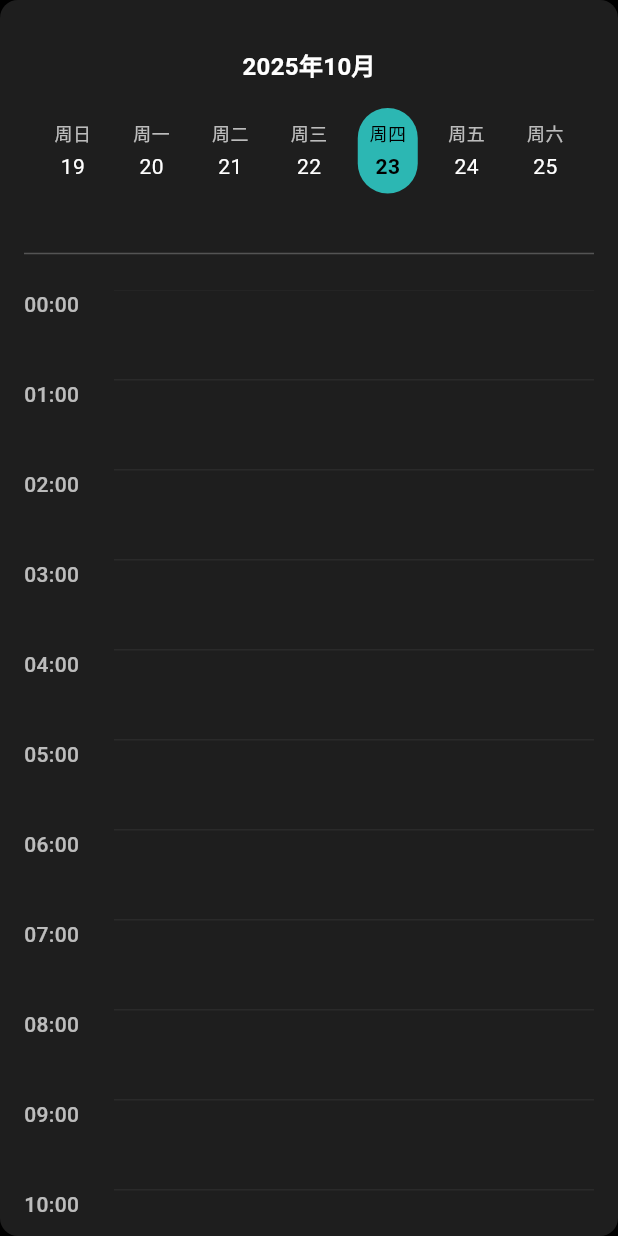
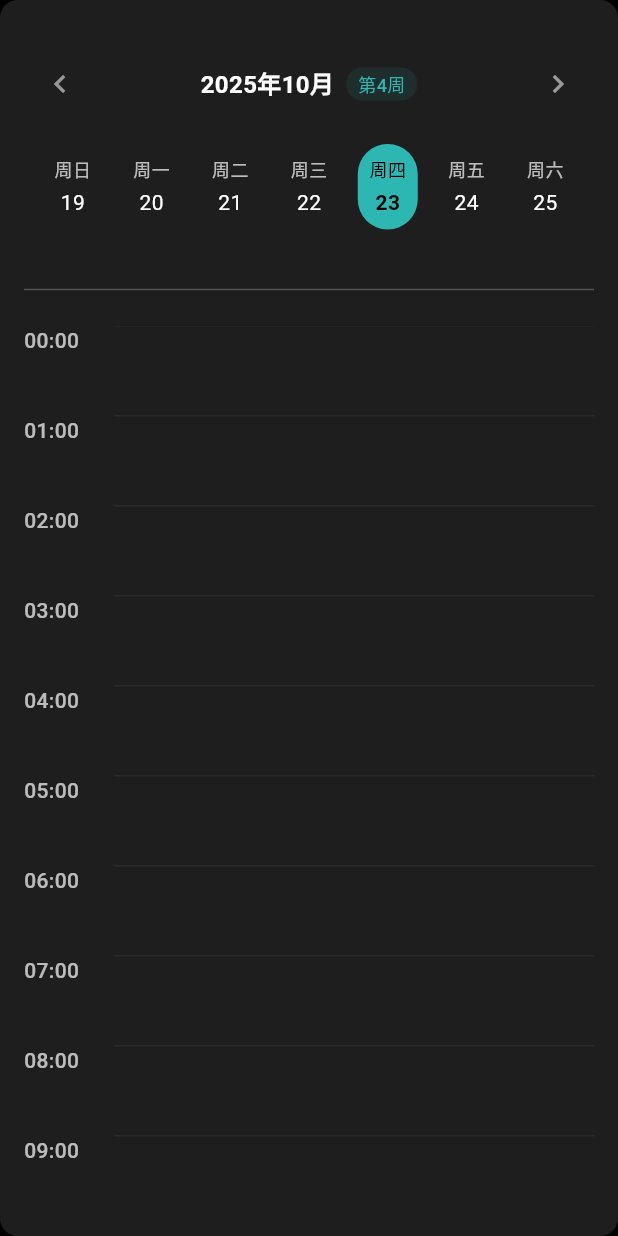
Before and after one commit to CzNd0729/nullworking, a Flutter app: the DayView widget shown alone on an empty page, opened directly with empty values, on a phone screen of 412 x 824 dp. Run offline on Flutter 3.47's test engine with Material 3 defaults, Android fonts, the phone set to English and light mode, and no system bars; our stand-ins replace shared_preferences; accounts and stored records are empty; network calls fail.

Commit message:
完善日视图功能，支持前后周切换并显示当前周数

```diff
--- a/frontend/lib/pages/log/views/day_view.dart
+++ b/frontend/lib/pages/log/views/day_view.dart
@@ -240,11 +240,38 @@ class _DayViewState extends State<DayView> {
     );
   }
 
+  // 获取所在周的起始日期（周日）
+  DateTime _getStartOfWeek(DateTime date) {
+    return date.subtract(Duration(days: date.weekday % 7));
+  }
+
+  // 获取本月的第几周
+  int _getWeekOfMonth(DateTime date) {
+    final firstDayOfMonth = DateTime(date.year, date.month, 1);
+    final firstWeekdayOfMonth = firstDayOfMonth.weekday % 7;
+    final offset = date.day + firstWeekdayOfMonth - 1;
+    return (offset / 7).ceil();
+  }
+
+  // 切换到前一周
+  void _previousWeek() {
+    setState(() {
+      _selectedDate = _selectedDate.subtract(const Duration(days: 7));
+    });
+  }
+
+  // 切换到后一周
+  void _nextWeek() {
+    setState(() {
+      _selectedDate = _selectedDate.add(const Duration(days: 7));
+    });
+  }
+
   // 构建日期选择器
   Widget _buildDateSelector() {
     final weekDays = ['周日', '周一', '周二', '周三', '周四', '周五', '周六'];
     final now = DateTime.now();
-    final startOfWeek = now.subtract(Duration(days: now.weekday % 7));
+    final startOfWeek = _getStartOfWeek(_selectedDate);
 
     return Container(
       padding: const EdgeInsets.symmetric(vertical: 16),
@@ -254,6 +281,16 @@ class _DayViewState extends State<DayView> {
       ),
       child: Column(
         children: [
+          Row(
+            mainAxisAlignment: MainAxisAlignment.spaceBetween,
+            children: [
+              IconButton(
+                icon: const Icon(Icons.chevron_left, color: Colors.white54),
+                onPressed: _previousWeek,
+              ),
+              Row(
+                mainAxisAlignment: MainAxisAlignment.center,
+                children: [
                   Text(
                     '${_selectedDate.year}年${_selectedDate.month}月',
                     style: const TextStyle(
@@ -261,6 +298,33 @@ class _DayViewState extends State<DayView> {
                       fontSize: 16,
                       fontWeight: FontWeight.bold,
                     ),
+                  ),
+                  const SizedBox(width: 8),
+                  Container(
+                    padding: const EdgeInsets.symmetric(
+                      horizontal: 8,
+                      vertical: 2,
+                    ),
+                    decoration: BoxDecoration(
+                      color: const Color(0xFF2CB7B3).withOpacity(0.1),
+                      borderRadius: BorderRadius.circular(12),
+                    ),
+                    child: Text(
+                      '第${_getWeekOfMonth(_selectedDate)}周',
+                      style: const TextStyle(
+                        color: Color(0xFF2CB7B3),
+                        fontSize: 12,
+                        fontWeight: FontWeight.w500,
+                      ),
+                    ),
+                  ),
+                ],
+              ),
+              IconButton(
+                icon: const Icon(Icons.chevron_right, color: Colors.white54),
+                onPressed: _nextWeek,
+              ),
+            ],
           ),
           const SizedBox(height: 16),
           Row(
```
Lines whose indentation alone changed are shown as unchanged.
